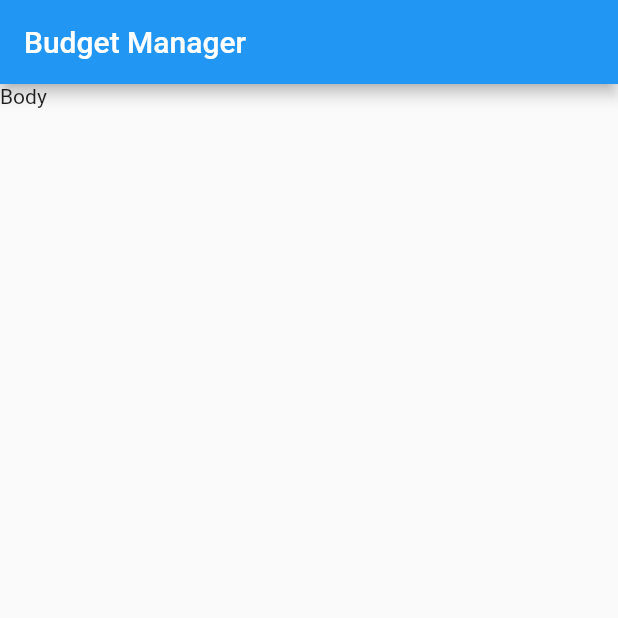
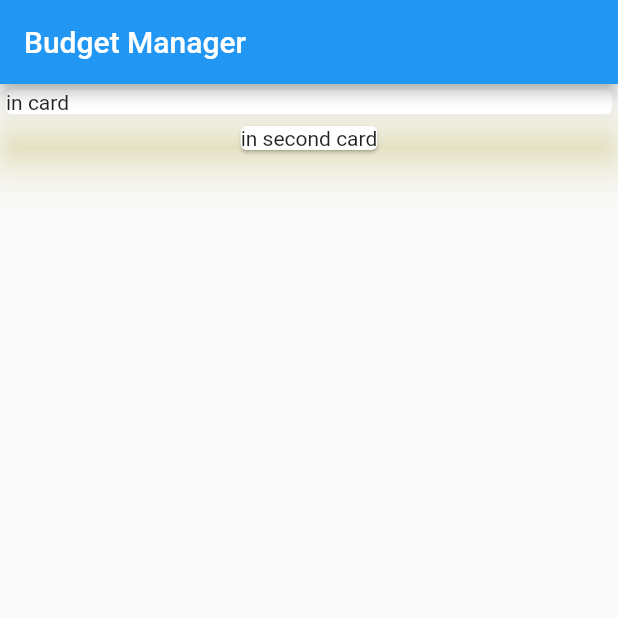
Before and after one commit to touhid-jisan/flutter-apps, a Flutter app: the screen it shows after launch, on a phone screen of 412 x 824 dp, the top half of it. Run offline on Flutter 3.47's test engine with Material 2 defaults, Android fonts, the phone set to English and light mode, and no system bars.

Commit message:
Budget Manager - Card widget added with Container Parent widget

```diff
--- a/budget_manager/lib/main.dart
+++ b/budget_manager/lib/main.dart
@@ -19,7 +19,21 @@ class MyHomePage extends StatelessWidget {
       appBar: AppBar(
         title: Text('Budget Manager'),
       ),
-      body: Text('Body'),
+      body: Column(
+        children: <Widget>[
+          Container(
+            width: double.infinity,
+            child : Card(
+              shadowColor: Colors.yellow,
+              child: Text('in card'),
+              elevation: 15,
+            ),
+          ),
+          Card(
+            child:Text('in second card'),
+          ),
+        ],
+      ),
     );
   }
 }
```
